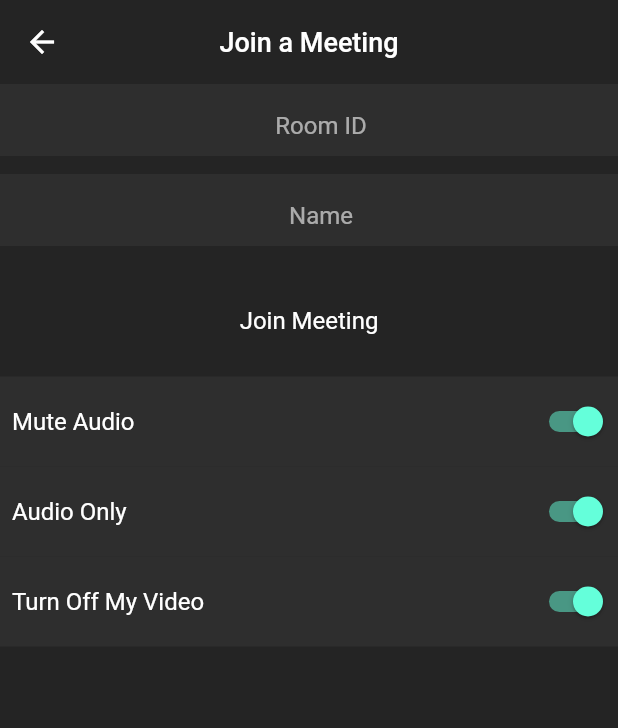
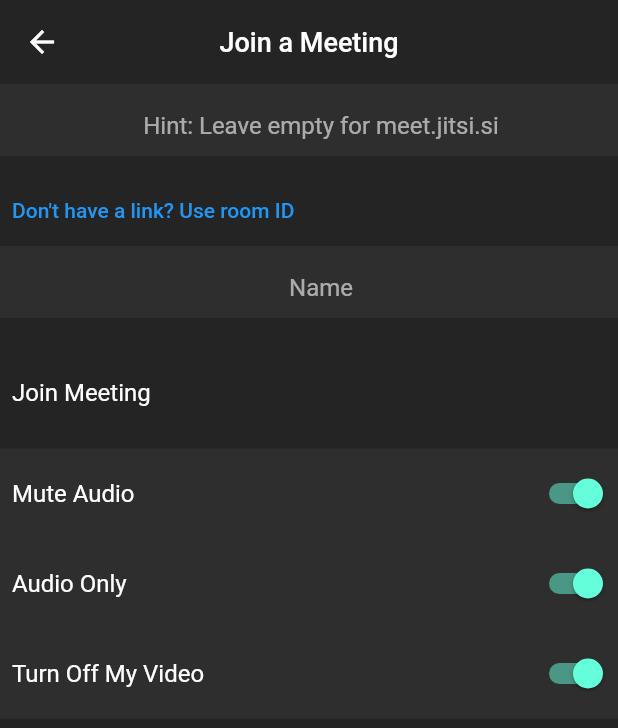
Before and after one commit to HasanH47/zoom-clone, a Flutter app: the VideoCallScreen screen opened by its route, after a tap on "Join Meeting", on a phone screen of 412 x 824 dp. Shown: the top 728 px of the screen. Run offline on Flutter 3.47's test engine with Material 2 defaults, Android fonts, the phone set to English and light mode, and no system bars; our stand-ins replace cloud_firestore, firebase_auth, firebase_core, google_sign_in; missing offline and left inert: jitsi_meet_wrapper; accounts and stored records are empty.

Commit message:
Update join using serverTextUrl

```diff
--- a/lib/resources/jitsi_meet_methods.dart
+++ b/lib/resources/jitsi_meet_methods.dart
@@ -7,13 +7,11 @@ class JitsiMeetMethods {
   final AuthMethods _authMethods = AuthMethods();
   final FirestoreMethods _firestoreMethods = FirestoreMethods();
 
-  late TextEditingController serverText = TextEditingController();
   late TextEditingController subjectText = TextEditingController();
   late TextEditingController tokenText = TextEditingController();
-  late TextEditingController userDisplayNameText = TextEditingController();
-  late TextEditingController userEmailText = TextEditingController();
 
   void createMeeting({
+    required String serverText,
     required String roomName,
     required bool isAudioMuted,
     required bool isVideoMuted,
@@ -22,7 +20,7 @@ class JitsiMeetMethods {
   }) async {
     try {
       String? serverUrl =
-          serverText.text.trim().isEmpty ? null : serverText.text;
+          serverText.trim().isEmpty ? null : serverText;
       Map<String, Object> featureFlags = {};
       String name;
       if (username.isEmpty) {
--- a/lib/screens/meeting_screen.dart
+++ b/lib/screens/meeting_screen.dart
@@ -12,6 +12,7 @@ class MeetingScreen extends StatelessWidget {
     var random = Random();
     String roomName = (random.nextInt(10000000) + 10000000).toString();
     _jitsiMeetMethods.createMeeting(
+        serverText: '',
         roomName: roomName,
         isAudioMuted: true,
         isAudioOnly: true,
--- a/lib/screens/video_call_screen.dart
+++ b/lib/screens/video_call_screen.dart
@@ -13,6 +13,8 @@ class VideoCallScreen extends StatefulWidget {
 
 class _VideoCallScreenState extends State<VideoCallScreen> {
   final AuthMethods _authMethods = AuthMethods();
+  late bool _isUsingLink = false;
+  late TextEditingController serverTextController = TextEditingController();
   late TextEditingController meetingIdController;
   late TextEditingController nameController;
   final JitsiMeetMethods _jitsiMeetMethods = JitsiMeetMethods();
@@ -22,6 +24,7 @@ class _VideoCallScreenState extends State<VideoCallScreen> {
 
   @override
   void initState() {
+    serverTextController = TextEditingController();
     meetingIdController = TextEditingController();
     nameController = TextEditingController(
       text: _authMethods.user.displayName,
@@ -32,12 +35,21 @@ class _VideoCallScreenState extends State<VideoCallScreen> {
   @override
   void dispose() {
     super.dispose();
+    serverTextController.dispose();
     meetingIdController.dispose();
     nameController.dispose();
   }
 
   _joinMeeting() {
+    if (!_isUsingLink || serverTextController.text.trim().isEmpty) {
+      meetingIdController.text = 'defaultMeetingId';
+    }
+    if (meetingIdController.text.trim().isEmpty) {
+      print("Meeting ID is empty");
+      return;
+    }
     _jitsiMeetMethods.createMeeting(
+      serverText: serverTextController.text,
       roomName: meetingIdController.text,
       isAudioMuted: isAudioMuted,
       isAudioOnly: isAudioOnly,
@@ -61,21 +73,43 @@ class _VideoCallScreenState extends State<VideoCallScreen> {
         centerTitle: true,
       ),
       body: Column(
+        crossAxisAlignment: CrossAxisAlignment.start,
+        mainAxisAlignment: MainAxisAlignment.start,
         children: [
           SizedBox(
             height: 60,
             child: TextField(
-              controller: meetingIdController,
+              controller:
+                  _isUsingLink ? meetingIdController : serverTextController,
               maxLines: 1,
               textAlign: TextAlign.center,
-              keyboardType: TextInputType.number,
-              decoration: const InputDecoration(
+              keyboardType: _isUsingLink ? TextInputType.number : TextInputType.text,
+              decoration: InputDecoration(
                 fillColor: secondaryBackgroundColor,
                 filled: true,
                 border: InputBorder.none,
-                hintText: 'Room ID',
-                contentPadding: EdgeInsets.fromLTRB(16, 8, 0, 0),
+                hintText: _isUsingLink
+                    ? 'Room ID'
+                    : 'Hint: Leave empty for meet.jitsi.si',
+                contentPadding: const EdgeInsets.fromLTRB(16, 8, 0, 0),
               ),
+            ),
+          ),
+          TextButton(
+            onPressed: () {
+              setState(() {
+                _isUsingLink = !_isUsingLink;
+                if (_isUsingLink) {
+                  meetingIdController.text = '';
+                } else {
+                  serverTextController.text = '';
+                }
+              });
+            },
+            child: Text(
+              _isUsingLink
+                  ? 'Don\'t have a room ID? Use link'
+                  : 'Don\'t have a link? Use room ID',
             ),
           ),
           SizedBox(
@@ -132,21 +166,21 @@ class _VideoCallScreenState extends State<VideoCallScreen> {
     );
   }
 
-  void onAudioMuted(bool val) {
+  void onAudioMuted(bool? val) {
     setState(() {
-      isAudioMuted = val;
+      isAudioMuted = val!;
     });
   }
 
-  void onAudioOnly(bool val) {
+  void onAudioOnly(bool? val) {
     setState(() {
-      isAudioOnly = val;
+      isAudioOnly = val!;
     });
   }
 
-  void onVideoMuted(bool val) {
+  void onVideoMuted(bool? val) {
     setState(() {
-      isVideoMuted = val;
+      isVideoMuted = val!;
     });
   }
 }
--- a/pubspec.yaml
+++ b/pubspec.yaml
@@ -16,7 +16,7 @@ publish_to: 'none' # Remove this line if you wish to publish to pub.dev
 # https://developer.apple.com/library/archive/documentation/General/Reference/InfoPlistKeyReference/Articles/CoreFoundationKeys.html
 # In Windows, build-name is used as the major, minor, and patch parts
 # of the product and file versions while build-number is used as the build suffix.
-version: 1.1.2
+version: 1.2.3
 
 environment:
   sdk: '>=3.0.5 <4.0.0'
```
Also changed, not shown: 1 other file.
